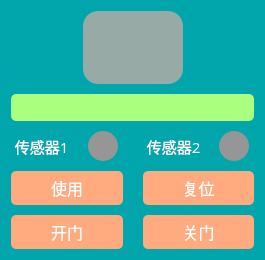
Before: the Qt Designer form Device/stationitem.ui in wuliusha/master_agv, drawn with Qt 5.
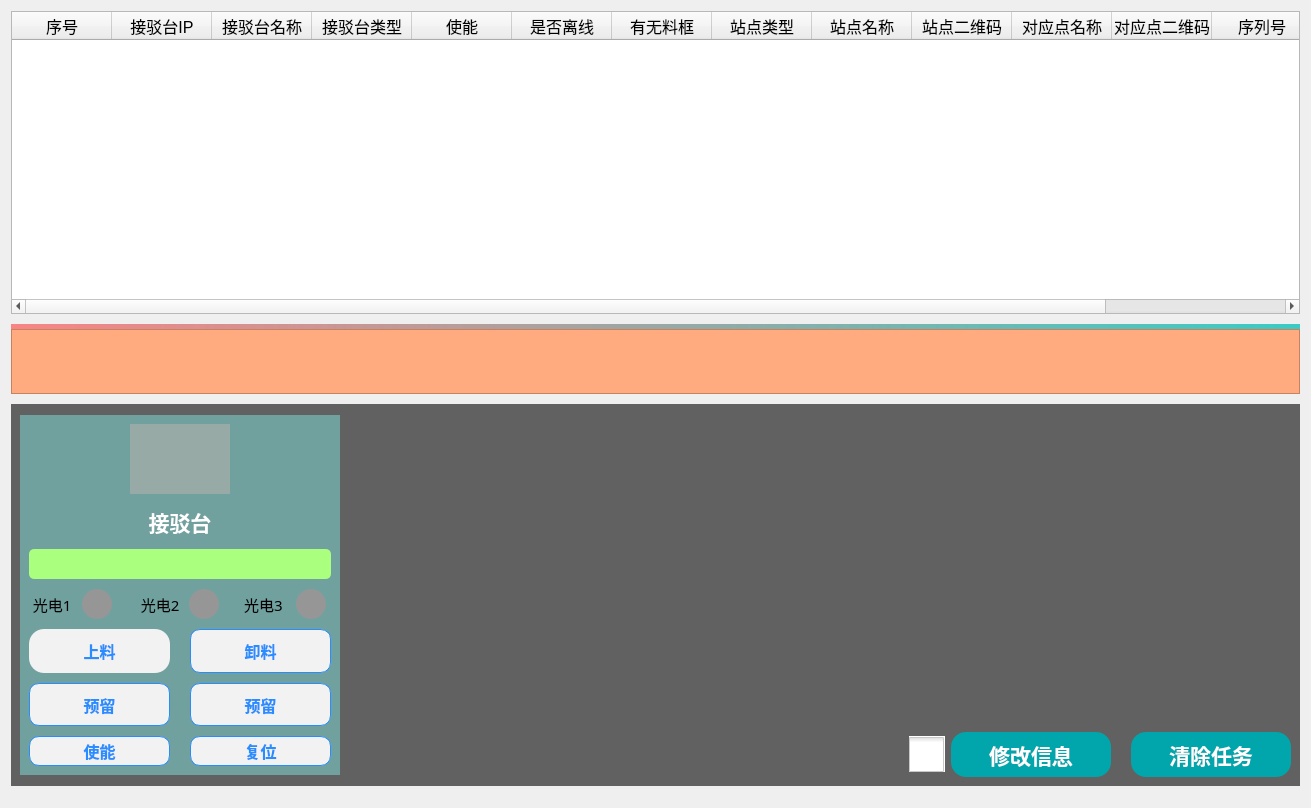
After: the same form once the commit is applied. Icons and pictures are not drawn.

```diff
--- a/Device/stationitem.ui
+++ b/Device/stationitem.ui
@@ -6,8 +6,8 @@
    <rect>
     <x>0</x>
     <y>0</y>
-    <width>265</width>
-    <height>260</height>
+    <width>1311</width>
+    <height>808</height>
    </rect>
   </property>
   <property name="minimumSize">
@@ -18,27 +18,234 @@
   </property>
   <property name="maximumSize">
    <size>
-    <width>265</width>
-    <height>260</height>
+    <width>18000</width>
+    <height>18000</height>
    </size>
   </property>
   <property name="windowTitle">
    <string>Form</string>
   </property>
   <property name="styleSheet">
+   <string notr="true"/>
+  </property>
+  <layout class="QGridLayout" name="gridLayout_2">
+   <item row="0" column="0">
+    <layout class="QVBoxLayout" name="verticalLayout_2" stretch="1,1">
+     <property name="spacing">
+      <number>10</number>
+     </property>
+     <property name="bottomMargin">
+      <number>11</number>
+     </property>
+     <item>
+      <layout class="QVBoxLayout" name="verticalLayout_3" stretch="10,1">
+       <property name="spacing">
+        <number>10</number>
+       </property>
+       <item>
+        <widget class="QTableWidget" name="tableWidget">
+         <property name="font">
+          <font>
+           <pointsize>12</pointsize>
+          </font>
+         </property>
+         <property name="styleSheet">
+          <string notr="true"/>
+         </property>
+         <column>
+          <property name="text">
+           <string>序号</string>
+          </property>
+         </column>
+         <column>
+          <property name="text">
+           <string>接驳台IP</string>
+          </property>
+         </column>
+         <column>
+          <property name="text">
+           <string>接驳台名称</string>
+          </property>
+         </column>
+         <column>
+          <property name="text">
+           <string>接驳台类型</string>
+          </property>
+         </column>
+         <column>
+          <property name="text">
+           <string>使能</string>
+          </property>
+         </column>
+         <column>
+          <property name="text">
+           <string>是否离线</string>
+          </property>
+         </column>
+         <column>
+          <property name="text">
+           <string>有无料框</string>
+          </property>
+         </column>
+         <column>
+          <property name="text">
+           <string>站点类型</string>
+          </property>
+         </column>
+         <column>
+          <property name="text">
+           <string>站点名称</string>
+          </property>
+         </column>
+         <column>
+          <property name="text">
+           <string>站点二维码</string>
+          </property>
+         </column>
+         <column>
+          <property name="text">
+           <string>对应点名称</string>
+          </property>
+         </column>
+         <column>
+          <property name="text">
+           <string>对应点二维码</string>
+          </property>
+         </column>
+         <column>
+          <property name="text">
+           <string>序列号</string>
+          </property>
+         </column>
+         <column>
+          <property name="text">
+           <string>任务状态</string>
+          </property>
+         </column>
+        </widget>
+       </item>
+       <item>
+        <widget class="QWidget" name="widget" native="true">
+         <property name="minimumSize">
+          <size>
+           <width>0</width>
+           <height>70</height>
+          </size>
+         </property>
+         <property name="styleSheet">
+          <string notr="true">background-color: rgb(148, 214, 218);
+background-color: qlineargradient(spread:pad, x1:0, y1:0, x2:1, y2:0, stop:0 rgba(251,102,102, 200), stop:1 rgba(20,196,188, 210));</string>
+         </property>
+         <layout class="QGridLayout" name="gridLayout_5">
+          <property name="leftMargin">
+           <number>0</number>
+          </property>
+          <property name="topMargin">
+           <number>5</number>
+          </property>
+          <property name="rightMargin">
+           <number>0</number>
+          </property>
+          <property name="bottomMargin">
+           <number>5</number>
+          </property>
+          <item row="0" column="0">
+           <layout class="QHBoxLayout" name="horizontalLayout_5" stretch="10">
+            <property name="spacing">
+             <number>5</number>
+            </property>
+            <item>
+             <widget class="QTextEdit" name="tabletTextEdit">
+              <property name="sizePolicy">
+               <sizepolicy hsizetype="Preferred" vsizetype="Preferred">
+                <horstretch>0</horstretch>
+                <verstretch>0</verstretch>
+               </sizepolicy>
+              </property>
+              <property name="minimumSize">
+               <size>
+                <width>0</width>
+                <height>65</height>
+               </size>
+              </property>
+              <property name="maximumSize">
+               <size>
+                <width>16777215</width>
+                <height>200</height>
+               </size>
+              </property>
+              <property name="font">
+               <font>
+                <pointsize>12</pointsize>
+                <weight>75</weight>
+                <bold>true</bold>
+               </font>
+              </property>
+              <property name="toolTip">
+               <string>&lt;html&gt;&lt;head/&gt;&lt;body&gt;&lt;p&gt;&lt;span style=&quot; color:#2aa198;&quot;&gt;(IN-&amp;gt;1可放料;2,3目标楼层——OUT--&amp;gt;1可取料,0空闲)&lt;/span&gt;&lt;/p&gt;&lt;/body&gt;&lt;/html&gt;</string>
+              </property>
+              <property name="styleSheet">
    <string notr="true">color: white;  
-border: 2px groove gray;
-border-radius:15px;border:none;
-background-color: rgb(0, 166, 172);</string>
+background-color: rgb(255, 170, 127);</string>
+              </property>
+              <property name="html">
+               <string>&lt;!DOCTYPE HTML PUBLIC &quot;-//W3C//DTD HTML 4.0//EN&quot; &quot;http://www.w3.org/TR/REC-html40/strict.dtd&quot;&gt;
+&lt;html&gt;&lt;head&gt;&lt;meta name=&quot;qrichtext&quot; content=&quot;1&quot; /&gt;&lt;style type=&quot;text/css&quot;&gt;
+p, li { white-space: pre-wrap; }
+&lt;/style&gt;&lt;/head&gt;&lt;body style=&quot; font-family:'SimSun'; font-size:12pt; font-weight:600; font-style:normal;&quot;&gt;
+&lt;p style=&quot;-qt-paragraph-type:empty; margin-top:0px; margin-bottom:0px; margin-left:0px; margin-right:0px; -qt-block-indent:0; text-indent:0px; font-family:'SimSun'; font-size:16pt;&quot;&gt;&lt;br /&gt;&lt;/p&gt;&lt;/body&gt;&lt;/html&gt;</string>
+              </property>
+             </widget>
+            </item>
+           </layout>
+          </item>
+         </layout>
+        </widget>
+       </item>
+      </layout>
+     </item>
+     <item>
+      <layout class="QHBoxLayout" name="horizontalLayout_3" stretch="0">
+       <property name="spacing">
+        <number>0</number>
+       </property>
+       <item>
+        <widget class="QWidget" name="item_edit" native="true">
+         <property name="minimumSize">
+          <size>
+           <width>200</width>
+           <height>100</height>
+          </size>
+         </property>
+         <property name="styleSheet">
+          <string notr="true">background-color: rgb(97, 97, 97);</string>
+         </property>
+         <layout class="QGridLayout" name="gridLayout_3">
+          <item row="0" column="0">
+           <layout class="QHBoxLayout" name="horizontalLayout_2" stretch="1,10">
+            <item>
+             <widget class="QWidget" name="item_s" native="true">
+              <property name="minimumSize">
+               <size>
+                <width>320</width>
+                <height>260</height>
+               </size>
+              </property>
+              <property name="maximumSize">
+               <size>
+                <width>360</width>
+                <height>360</height>
+               </size>
+              </property>
+              <property name="styleSheet">
+               <string notr="true">background-color: rgb(112, 161, 159);
+</string>
   </property>
   <layout class="QGridLayout" name="gridLayout">
    <item row="0" column="0">
-    <layout class="QVBoxLayout" name="verticalLayout" stretch="3,1,1,1,1">
-     <property name="spacing">
-      <number>10</number>
-     </property>
+                <layout class="QVBoxLayout" name="verticalLayout_5" stretch="1,5">
      <item>
-      <layout class="QHBoxLayout" name="horizontalLayout">
+                  <layout class="QHBoxLayout" name="horizontalLayout_6">
        <item>
         <spacer name="horizontalSpacer">
          <property name="orientation">
@@ -101,17 +308,60 @@
       </layout>
      </item>
      <item>
+                  <layout class="QVBoxLayout" name="verticalLayout_4" stretch="1,5">
+                   <item>
+                    <widget class="QLabel" name="label_Info_4">
+                     <property name="minimumSize">
+                      <size>
+                       <width>0</width>
+                       <height>35</height>
+                      </size>
+                     </property>
+                     <property name="maximumSize">
+                      <size>
+                       <width>16777215</width>
+                       <height>45</height>
+                      </size>
+                     </property>
+                     <property name="font">
+                      <font>
+                       <family>等线</family>
+                       <pointsize>16</pointsize>
+                       <weight>75</weight>
+                       <bold>true</bold>
+                      </font>
+                     </property>
+                     <property name="styleSheet">
+                      <string notr="true">color: rgb(255, 255, 255);
+</string>
+                     </property>
+                     <property name="text">
+                      <string>接驳台</string>
+                     </property>
+                     <property name="alignment">
+                      <set>Qt::AlignCenter</set>
+                     </property>
+                    </widget>
+                   </item>
+                   <item>
+                    <layout class="QVBoxLayout" name="verticalLayout" stretch="1,1,1,1,1">
+                     <property name="spacing">
+                      <number>10</number>
+                     </property>
+                     <item>
       <widget class="QLabel" name="label_Info">
        <property name="maximumSize">
         <size>
          <width>16777215</width>
-         <height>16777215</height>
+                         <height>30</height>
         </size>
        </property>
        <property name="font">
         <font>
          <family>等线</family>
-         <pointsize>15</pointsize>
+                         <pointsize>12</pointsize>
+                         <weight>75</weight>
+                         <bold>true</bold>
         </font>
        </property>
        <property name="styleSheet">
@@ -127,7 +377,7 @@
       </widget>
      </item>
      <item>
-      <layout class="QHBoxLayout" name="horizontalLayout_16" stretch="1,1">
+                      <layout class="QHBoxLayout" name="horizontalLayout_16" stretch="1,0,0">
        <property name="spacing">
         <number>20</number>
        </property>
@@ -154,7 +404,7 @@
             <string notr="true"/>
            </property>
            <property name="text">
-            <string> 传感器1</string>
+                            <string> 光电1</string>
            </property>
           </widget>
          </item>
@@ -215,7 +465,7 @@
             <string notr="true"/>
            </property>
            <property name="text">
-            <string> 传感器2</string>
+                            <string> 光电2</string>
            </property>
           </widget>
          </item>
@@ -253,6 +503,332 @@
          </item>
         </layout>
        </item>
+                       <item>
+                        <layout class="QHBoxLayout" name="horizontalLayout_20">
+                         <property name="rightMargin">
+                          <number>5</number>
+                         </property>
+                         <item>
+                          <widget class="QLabel" name="label_23">
+                           <property name="minimumSize">
+                            <size>
+                             <width>70</width>
+                             <height>0</height>
+                            </size>
+                           </property>
+                           <property name="font">
+                            <font>
+                             <family>等线</family>
+                             <pointsize>11</pointsize>
+                            </font>
+                           </property>
+                           <property name="styleSheet">
+                            <string notr="true"/>
+                           </property>
+                           <property name="text">
+                            <string>光电3</string>
+                           </property>
+                          </widget>
+                         </item>
+                         <item>
+                          <widget class="QLabel" name="sensor_3">
+                           <property name="minimumSize">
+                            <size>
+                             <width>30</width>
+                             <height>30</height>
+                            </size>
+                           </property>
+                           <property name="maximumSize">
+                            <size>
+                             <width>30</width>
+                             <height>30</height>
+                            </size>
+                           </property>
+                           <property name="font">
+                            <font>
+                             <family>等线</family>
+                             <pointsize>12</pointsize>
+                            </font>
+                           </property>
+                           <property name="styleSheet">
+                            <string notr="true">background-color: rgb(150, 150, 150);
+border-radius:15px;padding:15px 30px;</string>
+                           </property>
+                           <property name="text">
+                            <string/>
+                           </property>
+                           <property name="alignment">
+                            <set>Qt::AlignCenter</set>
+                           </property>
+                          </widget>
+                         </item>
+                        </layout>
+                       </item>
+                      </layout>
+                     </item>
+                     <item>
+                      <layout class="QHBoxLayout" name="horizontalLayout_29" stretch="1,1">
+                       <property name="spacing">
+                        <number>20</number>
+                       </property>
+                       <item>
+                        <widget class="QPushButton" name="load">
+                         <property name="sizePolicy">
+                          <sizepolicy hsizetype="Preferred" vsizetype="Preferred">
+                           <horstretch>0</horstretch>
+                           <verstretch>0</verstretch>
+                          </sizepolicy>
+                         </property>
+                         <property name="minimumSize">
+                          <size>
+                           <width>0</width>
+                           <height>30</height>
+                          </size>
+                         </property>
+                         <property name="font">
+                          <font>
+                           <family>等线</family>
+                           <pointsize>12</pointsize>
+                           <weight>75</weight>
+                           <bold>true</bold>
+                          </font>
+                         </property>
+                         <property name="styleSheet">
+                          <string notr="true">
+QPushButton {
+	border: 1px solid #298DFF; /* QPushButton边框的宽度、样式和颜色 */
+	border-radius:15px;border:none; /* 边框圆角 */
+	background-color: #F2F2F2; /* 背景颜色 */
+	color: #298DFF;  
+}
+ 
+QPushButton:hover {	/* 鼠标悬浮在QPushButton上时的状态 */
+	background-color: #298DFF;
+	color: #F2F2F2;
+	border-image: url(:/image/close2.png);
+}
+
+QPushButton:checked { /* QPushButton可选中时的状态 */
+	border: 1px solid #FF5242;
+	background-color: #F2F2F2;
+	color: #FF5242;
+}
+ 
+QPushButton:pressed { /* 鼠标按压在QPushButton上时的状态 */
+	background-color: #55ff7f;
+}
+ 
+QPushButton:checked:pressed { /* QPushButton处于可选中且鼠标按压在QPushButton上时的状态 */
+	background-color: #F2F2F2;
+}
+ 
+QPushButton:disabled { /* QPushButton禁用时的状态 */
+	border: 1px solid #CDCDCD;
+	background-color: #CDCDCD;
+	color: #B4B4B4;
+}</string>
+                         </property>
+                         <property name="text">
+                          <string>上料</string>
+                         </property>
+                        </widget>
+                       </item>
+                       <item>
+                        <widget class="QPushButton" name="unload">
+                         <property name="enabled">
+                          <bool>true</bool>
+                         </property>
+                         <property name="sizePolicy">
+                          <sizepolicy hsizetype="Preferred" vsizetype="Preferred">
+                           <horstretch>0</horstretch>
+                           <verstretch>0</verstretch>
+                          </sizepolicy>
+                         </property>
+                         <property name="minimumSize">
+                          <size>
+                           <width>0</width>
+                           <height>30</height>
+                          </size>
+                         </property>
+                         <property name="font">
+                          <font>
+                           <family>Microsoft YaHei</family>
+                           <pointsize>12</pointsize>
+                           <weight>75</weight>
+                           <bold>true</bold>
+                          </font>
+                         </property>
+                         <property name="styleSheet">
+                          <string notr="true">QPushButton {
+	border: 1px solid #298DFF; /* QPushButton边框的宽度、样式和颜色 */
+	border-radius: 10px; /* 边框圆角 */
+	background-color: #F2F2F2; /* 背景颜色 */
+	color: #298DFF; /* 文本颜色 */
+}
+ 
+QPushButton:hover {	/* 鼠标悬浮在QPushButton上时的状态 */
+	background-color: #298DFF;
+	color: #F2F2F2;
+}
+ 
+QPushButton:checked { /* QPushButton可选中时的状态 */
+	border: 1px solid #FF5242;
+	background-color: #F2F2F2;
+	color: #FF5242;
+}
+ 
+QPushButton:pressed { /* 鼠标按压在QPushButton上时的状态 */
+	background-color: #55ff7f;
+}
+ 
+QPushButton:checked:pressed { /* QPushButton处于可选中且鼠标按压在QPushButton上时的状态 */
+	background-color: #F2F2F2;
+}
+ 
+QPushButton:disabled { /* QPushButton禁用时的状态 */
+	border: 1px solid #CDCDCD;
+	background-color: #CDCDCD;
+	color: #B4B4B4;
+}
+</string>
+                         </property>
+                         <property name="text">
+                          <string>卸料</string>
+                         </property>
+                        </widget>
+                       </item>
+                      </layout>
+                     </item>
+                     <item>
+                      <layout class="QHBoxLayout" name="horizontalLayout_4" stretch="1,1">
+                       <property name="spacing">
+                        <number>20</number>
+                       </property>
+                       <item>
+                        <widget class="QPushButton" name="load_">
+                         <property name="enabled">
+                          <bool>true</bool>
+                         </property>
+                         <property name="sizePolicy">
+                          <sizepolicy hsizetype="Preferred" vsizetype="Preferred">
+                           <horstretch>0</horstretch>
+                           <verstretch>0</verstretch>
+                          </sizepolicy>
+                         </property>
+                         <property name="minimumSize">
+                          <size>
+                           <width>0</width>
+                           <height>30</height>
+                          </size>
+                         </property>
+                         <property name="font">
+                          <font>
+                           <family>等线</family>
+                           <pointsize>12</pointsize>
+                           <weight>75</weight>
+                           <bold>true</bold>
+                          </font>
+                         </property>
+                         <property name="styleSheet">
+                          <string notr="true">QPushButton {
+	border: 1px solid #298DFF; /* QPushButton边框的宽度、样式和颜色 */
+	border-radius: 10px; /* 边框圆角 */
+	background-color: #F2F2F2; /* 背景颜色 */
+	color: #298DFF; /* 文本颜色 */
+}
+ 
+QPushButton:hover {	/* 鼠标悬浮在QPushButton上时的状态 */
+	background-color: #298DFF;
+	color: #F2F2F2;
+}
+ 
+QPushButton:checked { /* QPushButton可选中时的状态 */
+	border: 1px solid #FF5242;
+	background-color: #F2F2F2;
+	color: #FF5242;
+}
+ 
+QPushButton:pressed { /* 鼠标按压在QPushButton上时的状态 */
+	background-color: #55ff7f;
+}
+ 
+QPushButton:checked:pressed { /* QPushButton处于可选中且鼠标按压在QPushButton上时的状态 */
+	background-color: #F2F2F2;
+}
+ 
+QPushButton:disabled { /* QPushButton禁用时的状态 */
+	border: 1px solid #CDCDCD;
+	background-color: #CDCDCD;
+	color: #B4B4B4;
+}
+</string>
+                         </property>
+                         <property name="text">
+                          <string>预留</string>
+                         </property>
+                        </widget>
+                       </item>
+                       <item>
+                        <widget class="QPushButton" name="unload_">
+                         <property name="sizePolicy">
+                          <sizepolicy hsizetype="Preferred" vsizetype="Preferred">
+                           <horstretch>0</horstretch>
+                           <verstretch>0</verstretch>
+                          </sizepolicy>
+                         </property>
+                         <property name="minimumSize">
+                          <size>
+                           <width>0</width>
+                           <height>30</height>
+                          </size>
+                         </property>
+                         <property name="font">
+                          <font>
+                           <family>等线</family>
+                           <pointsize>12</pointsize>
+                           <weight>75</weight>
+                           <bold>true</bold>
+                          </font>
+                         </property>
+                         <property name="styleSheet">
+                          <string notr="true">QPushButton {
+	border: 1px solid #298DFF; /* QPushButton边框的宽度、样式和颜色 */
+	border-radius: 10px; /* 边框圆角 */
+	background-color: #F2F2F2; /* 背景颜色 */
+	color: #298DFF; /* 文本颜色 */
+}
+ 
+QPushButton:hover {	/* 鼠标悬浮在QPushButton上时的状态 */
+	background-color: #298DFF;
+	color: #F2F2F2;
+}
+ 
+QPushButton:checked { /* QPushButton可选中时的状态 */
+	border: 1px solid #FF5242;
+	background-color: #F2F2F2;
+	color: #FF5242;
+}
+ 
+QPushButton:pressed { /* 鼠标按压在QPushButton上时的状态 */
+	background-color: #55ff7f;
+}
+ 
+QPushButton:checked:pressed { /* QPushButton处于可选中且鼠标按压在QPushButton上时的状态 */
+	background-color: #F2F2F2;
+}
+ 
+QPushButton:disabled { /* QPushButton禁用时的状态 */
+	border: 1px solid #CDCDCD;
+	background-color: #CDCDCD;
+	color: #B4B4B4;
+}
+</string>
+                         </property>
+                         <property name="text">
+                          <string>预留</string>
+                         </property>
+                        </widget>
+                       </item>
       </layout>
      </item>
      <item>
@@ -261,34 +837,115 @@
         <number>20</number>
        </property>
        <item>
-        <widget class="QPushButton" name="enable_Button">
+                        <widget class="QPushButton" name="enable">
+                         <property name="sizePolicy">
+                          <sizepolicy hsizetype="Preferred" vsizetype="Preferred">
+                           <horstretch>0</horstretch>
+                           <verstretch>0</verstretch>
+                          </sizepolicy>
+                         </property>
+                         <property name="minimumSize">
+                          <size>
+                           <width>0</width>
+                           <height>30</height>
+                          </size>
+                         </property>
          <property name="font">
           <font>
            <family>等线</family>
            <pointsize>12</pointsize>
+                           <weight>75</weight>
+                           <bold>true</bold>
           </font>
          </property>
          <property name="styleSheet">
-          <string notr="true">background-color: rgb(255, 170, 127);
-border-radius:5px;padding:5px 10px;</string>
+                          <string notr="true">QPushButton {
+	border: 1px solid #298DFF; /* QPushButton边框的宽度、样式和颜色 */
+	border-radius: 10px; /* 边框圆角 */
+	background-color: #F2F2F2; /* 背景颜色 */
+	color: #298DFF; /* 文本颜色 */
+}
+ 
+QPushButton:hover {	/* 鼠标悬浮在QPushButton上时的状态 */
+	background-color: #298DFF;
+	color: #F2F2F2;
+}
+ 
+QPushButton:checked { /* QPushButton可选中时的状态 */
+	border: 1px solid #FF5242;
+	background-color: #F2F2F2;
+	color: #FF5242;
+}
+ 
+QPushButton:pressed { /* 鼠标按压在QPushButton上时的状态 */
+	background-color: #55ff7f;
+}
+ 
+QPushButton:checked:pressed { /* QPushButton处于可选中且鼠标按压在QPushButton上时的状态 */
+	background-color: #F2F2F2;
+}
+ 
+QPushButton:disabled { /* QPushButton禁用时的状态 */
+	border: 1px solid #CDCDCD;
+	background-color: #CDCDCD;
+	color: #B4B4B4;
+}
+</string>
          </property>
          <property name="text">
-          <string>使用</string>
+                          <string>使能</string>
          </property>
         </widget>
        </item>
        <item>
-        <widget class="QPushButton" name="reset_Button">
+                        <widget class="QPushButton" name="reset">
+                         <property name="minimumSize">
+                          <size>
+                           <width>0</width>
+                           <height>30</height>
+                          </size>
+                         </property>
          <property name="font">
           <font>
            <family>等线</family>
            <pointsize>12</pointsize>
+                           <weight>75</weight>
+                           <bold>true</bold>
           </font>
          </property>
          <property name="styleSheet">
-          <string notr="true">background-color: rgb(92, 122, 41);
-background-color: rgb(255, 170, 127);
-border-radius:5px;padding:5px 10px;</string>
+                          <string notr="true">QPushButton {
+	border: 1px solid #298DFF; /* QPushButton边框的宽度、样式和颜色 */
+	border-radius: 10px; /* 边框圆角 */
+	background-color: #F2F2F2; /* 背景颜色 */
+	color: #298DFF; /* 文本颜色 */
+}
+ 
+QPushButton:hover {	/* 鼠标悬浮在QPushButton上时的状态 */
+	background-color: #298DFF;
+	color: #F2F2F2;
+}
+ 
+QPushButton:checked { /* QPushButton可选中时的状态 */
+	border: 1px solid #FF5242;
+	background-color: #F2F2F2;
+	color: #FF5242;
+}
+ 
+QPushButton:pressed { /* 鼠标按压在QPushButton上时的状态 */
+	background-color: #55ff7f;
+}
+ 
+QPushButton:checked:pressed { /* QPushButton处于可选中且鼠标按压在QPushButton上时的状态 */
+	background-color: #F2F2F2;
+}
+ 
+QPushButton:disabled { /* QPushButton禁用时的状态 */
+	border: 1px solid #CDCDCD;
+	background-color: #CDCDCD;
+	color: #B4B4B4;
+}
+</string>
          </property>
          <property name="text">
           <string>复位</string>
@@ -297,47 +954,236 @@
        </item>
       </layout>
      </item>
+                    </layout>
+                   </item>
+                  </layout>
+                 </item>
+                </layout>
+               </item>
+              </layout>
+             </widget>
+            </item>
      <item>
-      <layout class="QHBoxLayout" name="horizontalLayout_29" stretch="1,1">
+             <layout class="QVBoxLayout" name="verticalLayout_6" stretch="5,1">
+              <item>
+               <widget class="QWidget" name="widget_2" native="true">
+                <property name="minimumSize">
+                 <size>
+                  <width>0</width>
+                  <height>200</height>
+                 </size>
+                </property>
+               </widget>
+              </item>
+              <item>
+               <layout class="QHBoxLayout" name="horizontalLayout" stretch="10,1">
+                <item>
+                 <spacer name="horizontalSpacer_8">
+                  <property name="orientation">
+                   <enum>Qt::Horizontal</enum>
+                  </property>
+                  <property name="sizeHint" stdset="0">
+                   <size>
+                    <width>40</width>
+                    <height>20</height>
+                   </size>
+                  </property>
+                 </spacer>
+                </item>
+                <item>
+                 <layout class="QHBoxLayout" name="horizontalLayout_8">
+                  <item>
+                   <widget class="QCheckBox" name="checkBox_Edite">
+                    <property name="sizePolicy">
+                     <sizepolicy hsizetype="Preferred" vsizetype="Preferred">
+                      <horstretch>0</horstretch>
+                      <verstretch>0</verstretch>
+                     </sizepolicy>
+                    </property>
+                    <property name="maximumSize">
+                     <size>
+                      <width>36</width>
+                      <height>36</height>
+                     </size>
+                    </property>
+                    <property name="font">
+                     <font>
+                      <pointsize>16</pointsize>
+                     </font>
+                    </property>
+                    <property name="styleSheet">
+                     <string notr="true">QCheckBox{
+	Color:white;
+	background-color: rgb(255, 255, 255);
+}
+QCheckBox::indicator {
+    width: 35px;
+    height: 35px;
+}QCheckBox::indicator:unchecked {
+    image: url(:/image/unchecked.png);
+}
+QCheckBox::indicator:checked {
+    image: url(:/image/checked.png);
+}</string>
+                    </property>
+                    <property name="text">
+                     <string/>
+                    </property>
+                   </widget>
+                  </item>
+                  <item>
+                   <layout class="QHBoxLayout" name="horizontalLayout_7" stretch="1,1">
        <property name="spacing">
         <number>20</number>
        </property>
        <item>
-        <widget class="QPushButton" name="forward_Button">
+                     <widget class="QPushButton" name="pushButton">
+                      <property name="sizePolicy">
+                       <sizepolicy hsizetype="Preferred" vsizetype="Preferred">
+                        <horstretch>0</horstretch>
+                        <verstretch>0</verstretch>
+                       </sizepolicy>
+                      </property>
+                      <property name="minimumSize">
+                       <size>
+                        <width>160</width>
+                        <height>45</height>
+                       </size>
+                      </property>
+                      <property name="maximumSize">
+                       <size>
+                        <width>180</width>
+                        <height>45</height>
+                       </size>
+                      </property>
          <property name="font">
           <font>
-           <family>等线</family>
-           <pointsize>12</pointsize>
+                        <pointsize>16</pointsize>
+                        <weight>75</weight>
+                        <bold>true</bold>
           </font>
          </property>
          <property name="styleSheet">
-          <string notr="true">background-color: rgb(255, 170, 127);
-border-radius:5px;padding:5px 10px;</string>
+                       <string notr="true">
+QPushButton {
+	border: 1px solid #298DFF; /* QPushButton边框的宽度、样式和颜色 */
+	border-radius:15px;border:none; /* 边框圆角 */
+	background-color: #00a6ac; /* 背景颜色 */
+	color: white;  
+}
+ 
+QPushButton:hover {	/* 鼠标悬浮在QPushButton上时的状态 */
+	background-color: #298DFF;
+	color: #F2F2F2;
+	border-image: url(:/image/close2.png);
+}
+
+QPushButton:checked { /* QPushButton可选中时的状态 */
+	border: 1px solid #FF5242;
+	background-color: #F2F2F2;
+	color: #FF5242;
+}
+ 
+QPushButton:pressed { /* 鼠标按压在QPushButton上时的状态 */
+	background-color: #55ff7f;
+}
+ 
+QPushButton:checked:pressed { /* QPushButton处于可选中且鼠标按压在QPushButton上时的状态 */
+	background-color: #F2F2F2;
+}
+ 
+QPushButton:disabled { /* QPushButton禁用时的状态 */
+	border: 1px solid #CDCDCD;
+	background-color: #CDCDCD;
+	color: #B4B4B4;
+}</string>
          </property>
          <property name="text">
-          <string>开门</string>
+                       <string>修改信息</string>
          </property>
         </widget>
        </item>
        <item>
-        <widget class="QPushButton" name="late_Button">
-         <property name="enabled">
-          <bool>true</bool>
+                     <widget class="QPushButton" name="clearButton">
+                      <property name="sizePolicy">
+                       <sizepolicy hsizetype="Preferred" vsizetype="Preferred">
+                        <horstretch>0</horstretch>
+                        <verstretch>0</verstretch>
+                       </sizepolicy>
+                      </property>
+                      <property name="minimumSize">
+                       <size>
+                        <width>160</width>
+                        <height>45</height>
+                       </size>
+                      </property>
+                      <property name="maximumSize">
+                       <size>
+                        <width>160</width>
+                        <height>45</height>
+                       </size>
          </property>
          <property name="font">
           <font>
-           <family>等线</family>
-           <pointsize>12</pointsize>
-          </font>
-         </property>
+                        <pointsize>16</pointsize>
+                        <weight>75</weight>
+                        <bold>true</bold>
+                       </font>
+                      </property>
+                      <property name="toolTip">
+                       <string>&lt;html&gt;&lt;head/&gt;&lt;body&gt;&lt;p&gt;删除任务占用&lt;/p&gt;&lt;/body&gt;&lt;/html&gt;</string>
+                      </property>
          <property name="styleSheet">
-          <string notr="true">background-color: rgb(92, 122, 41);
-background-color: rgb(255, 170, 127);
-border-radius:5px;padding:5px 10px;</string>
+                       <string notr="true">
+QPushButton {
+	border: 1px solid #298DFF; /* QPushButton边框的宽度、样式和颜色 */
+	border-radius:15px;border:none; /* 边框圆角 */
+	background-color: #00a6ac; /* 背景颜色 */
+	color: white;  
+}
+ 
+QPushButton:hover {	/* 鼠标悬浮在QPushButton上时的状态 */
+	background-color: #298DFF;
+	color: #F2F2F2;
+	border-image: url(:/image/close2.png);
+}
+
+QPushButton:checked { /* QPushButton可选中时的状态 */
+	border: 1px solid #FF5242;
+	background-color: #F2F2F2;
+	color: #FF5242;
+}
+ 
+QPushButton:pressed { /* 鼠标按压在QPushButton上时的状态 */
+	background-color: #55ff7f;
+}
+ 
+QPushButton:checked:pressed { /* QPushButton处于可选中且鼠标按压在QPushButton上时的状态 */
+	background-color: #F2F2F2;
+}
+ 
+QPushButton:disabled { /* QPushButton禁用时的状态 */
+	border: 1px solid #CDCDCD;
+	background-color: #CDCDCD;
+	color: #B4B4B4;
+}</string>
          </property>
          <property name="text">
-          <string>关门</string>
-         </property>
+                       <string>清除任务</string>
+                      </property>
+                     </widget>
+                    </item>
+                   </layout>
+                  </item>
+                 </layout>
+                </item>
+               </layout>
+              </item>
+             </layout>
+            </item>
+           </layout>
+          </item>
+         </layout>
         </widget>
        </item>
       </layout>
```
Lines whose indentation alone changed are shown as unchanged.
